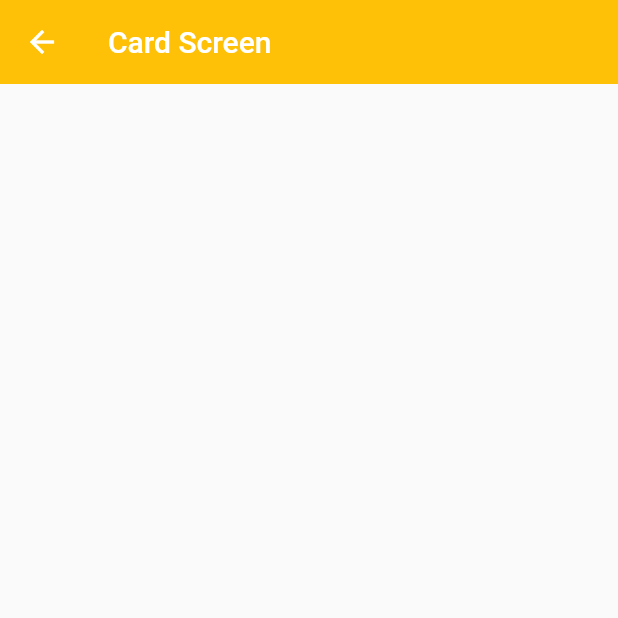
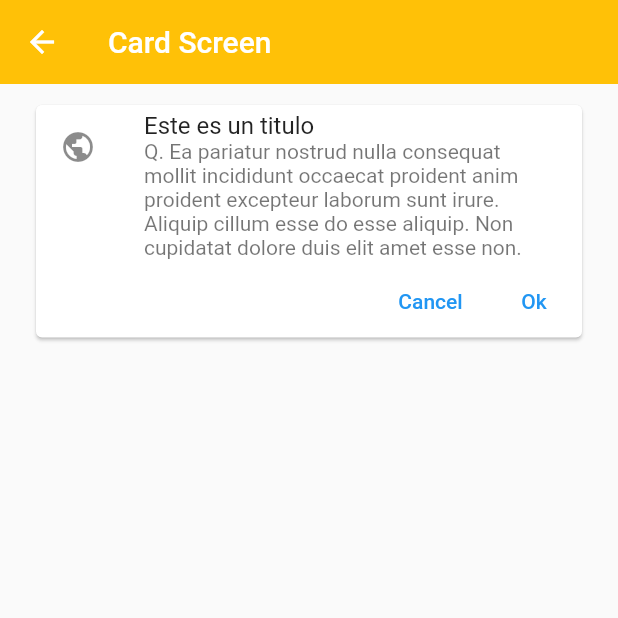
Before and after one commit to WaAlvis/fl_components, a Flutter app: the CardScreen screen opened by its route, on a phone screen of 412 x 824 dp, the top half of it. Run offline on Flutter 3.47's test engine with Material 2 defaults, Android fonts, the phone set to English and light mode, and no system bars.

Commit message:
agregando Cards components

```diff
--- a/lib/screens/card_screen.dart
+++ b/lib/screens/card_screen.dart
@@ -1,3 +1,4 @@
+import 'package:fl_components/theme/app_theme.dart';
 import 'package:flutter/material.dart';
 
 class CardScreen extends StatelessWidget {
@@ -9,6 +10,41 @@ class CardScreen extends StatelessWidget {
       appBar: AppBar(
         title: const Text('Card Screen'),
       ),
+      body: ListView(
+        padding: EdgeInsets.symmetric(horizontal: 20, vertical: 10),
+        children: [
+          Card(
+            child: Column(
+              children: [
+                ListTile(
+                  leading: Icon(
+                    Icons.public,
+                  ),
+                  title: Text('Este es un titulo'),
+                  subtitle: Text(
+                      'Q. Ea pariatur nostrud nulla consequat mollit incididunt occaecat proident anim proident excepteur laborum sunt irure. Aliquip cillum esse do esse aliquip. Non cupidatat dolore duis elit amet esse non.'),
+                ),
+                Row(
+                  mainAxisAlignment: MainAxisAlignment.end,
+                  children: [
+                    TextButton(
+                      onPressed: () {},
+                      child: Text('Cancel'),
+                    ),
+                    SizedBox(
+                      width: 5,
+                    ),
+                    TextButton(
+                      onPressed: () {},
+                      child: Text('Ok'),
+                    ),
+                  ],
+                )
+              ],
+            ),
+          )
+        ],
+      ),
     );
   }
 }
```
